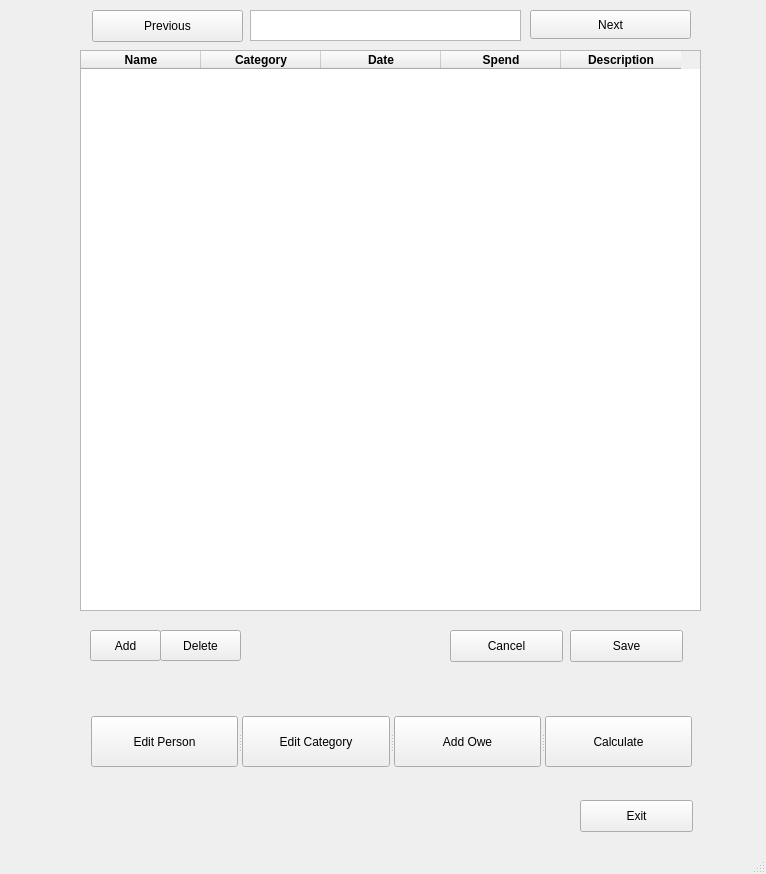
Old version of the form View/PyBill.ui in the repository ZILINYE/PyBill.
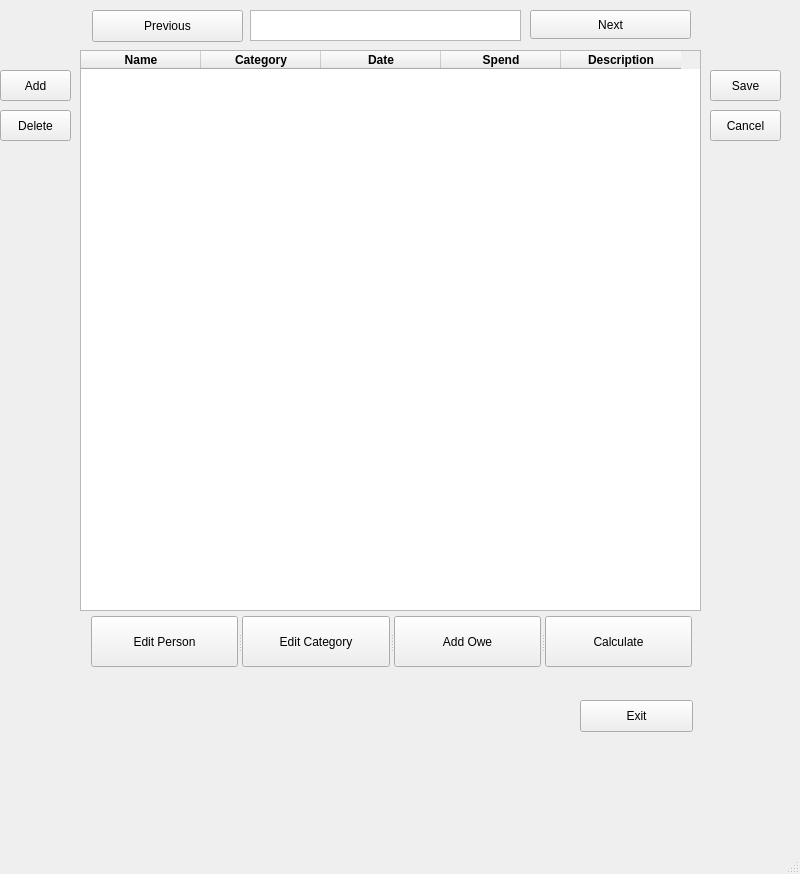
New version of the form. Icons and pictures are not drawn.

What changed in the file:
```diff
--- a/View/PyBill.ui
+++ b/View/PyBill.ui
@@ -6,7 +6,7 @@
    <rect>
     <x>0</x>
     <y>0</y>
-    <width>766</width>
+    <width>800</width>
     <height>874</height>
    </rect>
   </property>
@@ -18,7 +18,7 @@
     <property name="geometry">
      <rect>
       <x>580</x>
-      <y>800</y>
+      <y>700</y>
       <width>113</width>
       <height>32</height>
      </rect>
@@ -178,8 +178,8 @@
    <widget class="QPushButton" name="addRow">
     <property name="geometry">
      <rect>
-      <x>90</x>
-      <y>630</y>
+      <x>0</x>
+      <y>70</y>
       <width>71</width>
       <height>31</height>
      </rect>
@@ -198,9 +198,9 @@
    <widget class="QPushButton" name="delRow">
     <property name="geometry">
      <rect>
-      <x>160</x>
-      <y>630</y>
-      <width>81</width>
+      <x>0</x>
+      <y>110</y>
+      <width>71</width>
       <height>31</height>
      </rect>
     </property>
@@ -218,10 +218,10 @@
    <widget class="QPushButton" name="save_change">
     <property name="geometry">
      <rect>
-      <x>570</x>
-      <y>630</y>
-      <width>113</width>
-      <height>32</height>
+      <x>710</x>
+      <y>70</y>
+      <width>71</width>
+      <height>31</height>
      </rect>
     </property>
     <property name="text">
@@ -231,10 +231,10 @@
    <widget class="QPushButton" name="cancel_change">
     <property name="geometry">
      <rect>
-      <x>450</x>
-      <y>630</y>
-      <width>113</width>
-      <height>32</height>
+      <x>710</x>
+      <y>110</y>
+      <width>71</width>
+      <height>31</height>
      </rect>
     </property>
     <property name="text">
@@ -245,7 +245,7 @@
     <property name="geometry">
      <rect>
       <x>91</x>
-      <y>716</y>
+      <y>616</y>
       <width>601</width>
       <height>51</height>
      </rect>
```
